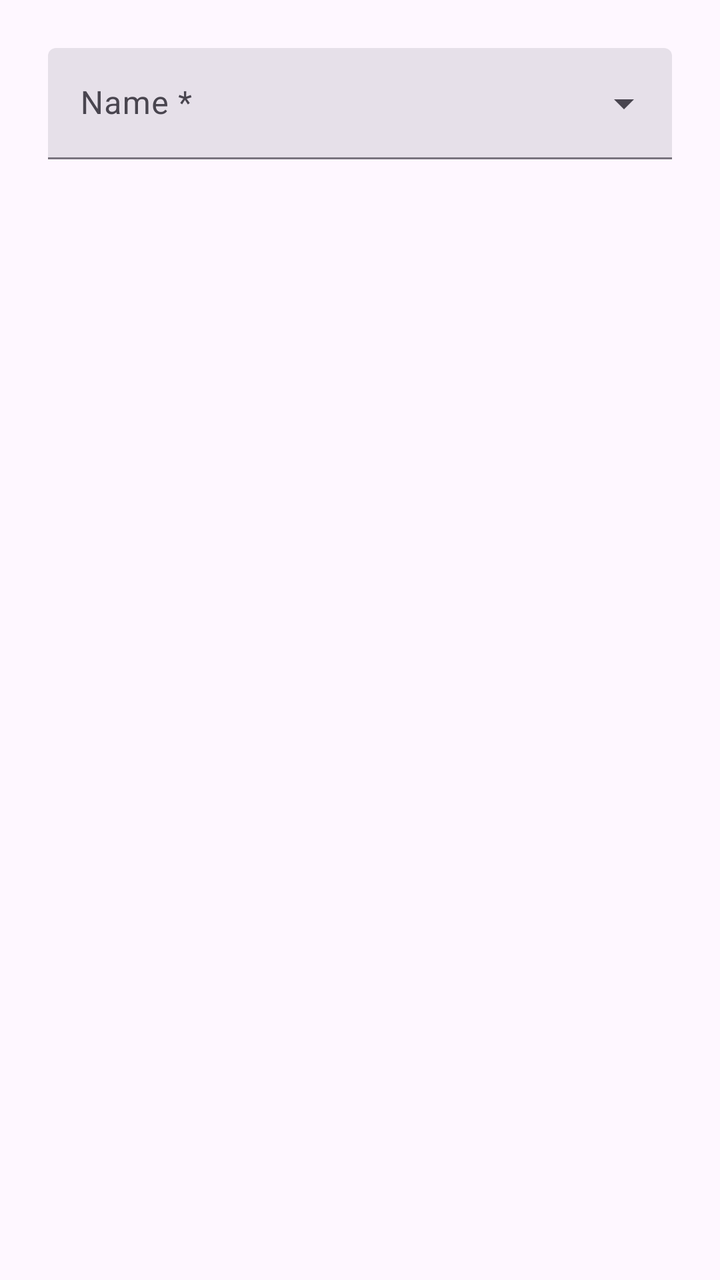
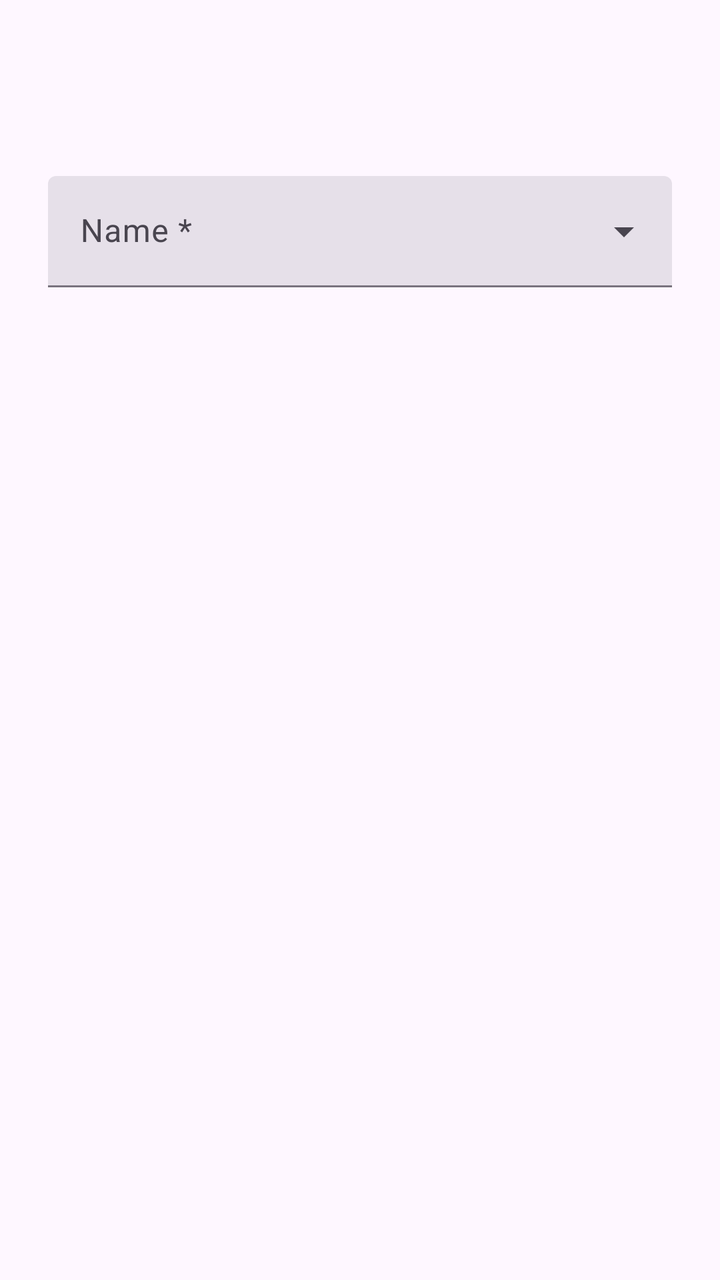

Two renders of the same Android screen: before a commit and after it. Below are the layout's source before the change and the commit's diff.
<!-- AndroidManifest.xml: application theme Theme.TaskTracker -->
<!-- res/layout/fragment_entry.xml -->
<?xml version="1.0" encoding="utf-8"?>
<androidx.core.widget.NestedScrollView xmlns:android="http://schemas.android.com/apk/res/android"
    xmlns:app="http://schemas.android.com/apk/res-auto"
    android:layout_width="match_parent"
    android:layout_height="match_parent">

    <androidx.constraintlayout.widget.ConstraintLayout
        android:layout_width="match_parent"
        android:layout_height="match_parent"
        android:padding="24dp">

        
        <com.google.android.material.textfield.TextInputLayout
            android:id="@+id/entry_name_input_layout"
            style="@style/Widget.Material3.TextInputLayout.FilledBox.ExposedDropdownMenu"
            android:layout_width="match_parent"
            android:layout_height="wrap_content"
            android:hint="@string/task_header_name"
            app:layout_constraintStart_toStartOf="parent"
            app:layout_constraintTop_toTopOf="parent">

            <AutoCompleteTextView
                android:id="@+id/entry_name_edittext"
                android:layout_width="match_parent"
                android:layout_height="wrap_content"
                android:inputType="none"
                android:textColorHint="#616161" />

        </com.google.android.material.textfield.TextInputLayout>

        
        <LinearLayout
            android:id="@+id/entries_without_date_layout"
            android:layout_width="match_parent"
            android:layout_height="wrap_content"
            android:layout_marginTop="24dp"
            android:orientation="vertical"
            app:layout_constraintStart_toStartOf="parent"
            app:layout_constraintTop_toBottomOf="@+id/entry_name_input_layout">
            
            <com.google.android.material.textfield.TextInputLayout
                android:id="@+id/entry_yesno_input_layout"
                style="@style/Widget.Material3.TextInputLayout.OutlinedBox.ExposedDropdownMenu"
                android:layout_width="match_parent"
                android:layout_height="wrap_content"
                android:hint="@string/entry_yesno_title"
                android:visibility="gone">

                <AutoCompleteTextView
                    android:id="@+id/entry_yesno_edittext"
                    android:layout_width="match_parent"
                    android:layout_height="wrap_content"
                    android:inputType="none"
                    app:simpleItems="@array/yes_no_array" />

            </com.google.android.material.textfield.TextInputLayout>

            
            <com.google.android.material.textfield.TextInputLayout
                android:id="@+id/entry_number_input_layout"
                android:layout_width="match_parent"
                android:layout_height="wrap_content"
                android:hint="@string/entry_number_title"
                android:visibility="gone"
                app:errorEnabled="true">

                <com.google.android.material.textfield.TextInputEditText
                    android:id="@+id/entry_number_edittext"
                    android:layout_width="match_parent"
                    android:layout_height="wrap_content"
                    android:inputType="number" />

            </com.google.android.material.textfield.TextInputLayout>
        </LinearLayout>

        
        <androidx.constraintlayout.widget.ConstraintLayout
            android:id="@+id/entry_to_from_layout"
            android:layout_width="match_parent"
            android:layout_height="wrap_content"
            android:layout_marginTop="24dp"
            android:visibility="gone"
            app:layout_constraintStart_toStartOf="parent"
            app:layout_constraintTop_toBottomOf="@+id/entry_name_input_layout">

            <com.google.android.material.textview.MaterialTextView
                android:id="@+id/entry_from_title_textview"
                android:layout_width="wrap_content"
                android:layout_height="wrap_content"
                android:text="@string/entry_start_date_title"
                app:layout_constraintStart_toStartOf="parent"
                app:layout_constraintTop_toTopOf="parent" />

            <com.google.android.material.textfield.TextInputLayout
                android:id="@+id/entry_from_date_input_layout"
                style="@style/Widget.Material3.TextInputLayout.OutlinedBox.ExposedDropdownMenu"
                android:layout_width="0dp"
                android:layout_height="wrap_content"
                android:layout_marginTop="16dp"
                android:hint="@string/entry_date_title"
                app:layout_constraintEnd_toStartOf="@+id/entry_from_time_input_layout"
                app:layout_constraintStart_toStartOf="parent"
                app:layout_constraintTop_toBottomOf="@+id/entry_from_title_textview">

                <AutoCompleteTextView
                    android:id="@+id/entry_from_date_edittext"
                    android:layout_width="match_parent"
                    android:layout_height="wrap_content"
                    android:inputType="none" />

            </com.google.android.material.textfield.TextInputLayout>

            <com.google.android.material.textfield.TextInputLayout
                android:id="@+id/entry_from_time_input_layout"
                style="@style/Widget.Material3.TextInputLayout.OutlinedBox.ExposedDropdownMenu"
                android:layout_width="0dp"
                android:layout_height="wrap_content"
                android:layout_marginStart="16dp"
                android:layout_marginTop="16dp"
                android:hint="@string/entry_time_title"
                app:layout_constraintEnd_toEndOf="parent"
                app:layout_constraintStart_toEndOf="@+id/entry_from_date_input_layout"
                app:layout_constraintTop_toBottomOf="@+id/entry_from_title_textview">

                <AutoCompleteTextView
                    android:id="@+id/entry_from_time_edittext"
                    android:layout_width="match_parent"
                    android:layout_height="wrap_content"
                    android:inputType="none" />

            </com.google.android.material.textfield.TextInputLayout>

            
            <com.google.android.material.textview.MaterialTextView
                android:id="@+id/entry_to_title_textview"
                android:layout_width="wrap_content"
                android:layout_height="wrap_content"
                android:layout_marginTop="16dp"
                android:text="@string/entry_end_date_title"
                app:layout_constraintStart_toStartOf="parent"
                app:layout_constraintTop_toBottomOf="@+id/entry_from_date_input_layout" />

            <com.google.android.material.textfield.TextInputLayout
                android:id="@+id/entry_to_date_input_layout"
                style="@style/Widget.Material3.TextInputLayout.OutlinedBox.ExposedDropdownMenu"
                android:layout_width="0dp"
                android:layout_height="wrap_content"
                android:layout_marginTop="16dp"
                android:hint="@string/entry_date_title"
                app:layout_constraintEnd_toStartOf="@+id/entry_to_time_input_layout"
                app:layout_constraintStart_toStartOf="parent"
                app:layout_constraintTop_toBottomOf="@+id/entry_to_title_textview">

                <AutoCompleteTextView
                    android:id="@+id/entry_to_date_edittext"
                    android:layout_width="match_parent"
                    android:layout_height="wrap_content"
                    android:inputType="none" />

            </com.google.android.material.textfield.TextInputLayout>

            <com.google.android.material.textfield.TextInputLayout
                android:id="@+id/entry_to_time_input_layout"
                style="@style/Widget.Material3.TextInputLayout.OutlinedBox.ExposedDropdownMenu"
                android:layout_width="0dp"
                android:layout_height="wrap_content"
                android:layout_marginStart="16dp"
                android:layout_marginTop="16dp"
                android:hint="@string/entry_time_title"
                app:layout_constraintEnd_toEndOf="parent"
                app:layout_constraintStart_toEndOf="@+id/entry_to_date_input_layout"
                app:layout_constraintTop_toBottomOf="@+id/entry_to_title_textview">

                <AutoCompleteTextView
                    android:id="@+id/entry_to_time_edittext"
                    android:layout_width="match_parent"
                    android:layout_height="wrap_content"
                    android:inputType="none" />

            </com.google.android.material.textfield.TextInputLayout>

        </androidx.constraintlayout.widget.ConstraintLayout>

        
        <androidx.constraintlayout.widget.ConstraintLayout
            android:id="@+id/entry_date_layout"
            android:layout_width="match_parent"
            android:layout_height="wrap_content"
            android:layout_marginTop="24dp"
            android:visibility="gone"
            app:layout_constraintStart_toStartOf="parent"
            app:layout_constraintTop_toBottomOf="@+id/entries_without_date_layout">

            <com.google.android.material.textview.MaterialTextView
                android:id="@+id/entry_event_title_textview"
                android:layout_width="wrap_content"
                android:layout_height="wrap_content"
                android:layout_marginTop="16dp"
                android:text="@string/entry_event_date_time_title"
                app:layout_constraintStart_toStartOf="parent"
                app:layout_constraintTop_toTopOf="parent" />

            <com.google.android.material.textfield.TextInputLayout
                android:id="@+id/entry_event_date_input_layout"
                style="@style/Widget.Material3.TextInputLayout.OutlinedBox.ExposedDropdownMenu"
                android:layout_width="0dp"
                android:layout_height="wrap_content"
                android:layout_marginTop="16dp"
                android:hint="@string/entry_date_title"
                app:layout_constraintEnd_toStartOf="@+id/entry_event_time_input_layout"
                app:layout_constraintStart_toStartOf="parent"
                app:layout_constraintTop_toBottomOf="@+id/entry_event_title_textview">

                <AutoCompleteTextView
                    android:id="@+id/entry_event_date_edittext"
                    android:layout_width="match_parent"
                    android:layout_height="wrap_content"
                    android:inputType="none" />

            </com.google.android.material.textfield.TextInputLayout>

            <com.google.android.material.textfield.TextInputLayout
                android:id="@+id/entry_event_time_input_layout"
                style="@style/Widget.Material3.TextInputLayout.OutlinedBox.ExposedDropdownMenu"
                android:layout_width="0dp"
                android:layout_height="wrap_content"
                android:layout_marginStart="16dp"
                android:layout_marginTop="16dp"
                android:hint="@string/entry_time_title"
                app:layout_constraintEnd_toEndOf="parent"
                app:layout_constraintStart_toEndOf="@+id/entry_event_date_input_layout"
                app:layout_constraintTop_toBottomOf="@+id/entry_event_title_textview">

                <AutoCompleteTextView
                    android:id="@+id/entry_event_time_edittext"
                    android:layout_width="match_parent"
                    android:layout_height="wrap_content"
                    android:inputType="none" />

            </com.google.android.material.textfield.TextInputLayout>

        </androidx.constraintlayout.widget.ConstraintLayout>


        
        <com.google.android.material.textfield.TextInputLayout
            android:id="@+id/entry_comment_input_layout"
            android:layout_width="match_parent"
            android:layout_height="wrap_content"
            android:layout_marginTop="24dp"
            android:hint="@string/entry_comment_title"
            android:visibility="gone"
            app:errorEnabled="true"
            app:layout_constraintStart_toStartOf="parent"
            app:layout_constraintTop_toBottomOf="@+id/entry_date_layout">

            <com.google.android.material.textfield.TextInputEditText
                android:id="@+id/entry_comment_edittext"
                android:layout_width="match_parent"
                android:layout_height="wrap_content"
                android:ems="2"
                android:inputType="textMultiLine" />

        </com.google.android.material.textfield.TextInputLayout>

    </androidx.constraintlayout.widget.ConstraintLayout>
</androidx.core.widget.NestedScrollView>
<!-- resources referenced by this layout -->
<resources>
  <array name="yes_no_array">
          <item>Yes</item>
          <item>No</item>
      </array>
  <string name="entry_comment_title">Comment</string>
  <string name="entry_date_title">Date</string>
  <string name="entry_end_date_title">To</string>
  <string name="entry_event_date_time_title">Event date time</string>
  <string name="entry_number_title">Number</string>
  <string name="entry_start_date_title">From</string>
  <string name="entry_time_title">Time</string>
  <string name="entry_yesno_title">Yes / No</string>
  <string name="task_header_name">Name *</string>
  <style name="Theme.TaskTracker" parent="Base.Theme.TaskTracker" />
  <style name="Base.Theme.TaskTracker" parent="Theme.Material3.Light.NoActionBar">
          
          
          <item name="colorPrimaryDark">@color/colorPrimaryDark</item>
          <item name="colorAccent">@color/colorAccent</item>
          <item name="colorPrimary">@color/colorPrimary</item>
          <item name="colorOnPrimary">@color/white</item>
          <item name="colorPrimaryContainer">@color/colorPrimary</item>
          <item name="colorOnPrimaryContainer">@color/white</item>
          <item name="colorSecondaryContainer">@color/colorPrimaryLight</item>
          <item name="colorOnSecondaryContainer">@color/white</item>
          
          <item name="colorSurfaceVariant">@color/colorSecondaryLight</item>
      </style>
  <color name="colorPrimaryDark">#29434e</color>
  <color name="colorAccent">#546e7a</color>
  <color name="colorPrimary">#546e7a</color>
  <color name="white">#FFFFFF</color>
  <color name="colorPrimaryLight">#819ca9</color>
  <color name="colorSecondaryLight">#c1d5e0</color>
</resources>

<!-- the commit's change to res/layout/fragment_entry.xml (unified diff, before → after) -->
@@ -1,13 +1,27 @@
 <?xml version="1.0" encoding="utf-8"?>
-<androidx.core.widget.NestedScrollView xmlns:android="http://schemas.android.com/apk/res/android"
+<androidx.coordinatorlayout.widget.CoordinatorLayout xmlns:android="http://schemas.android.com/apk/res/android"
     xmlns:app="http://schemas.android.com/apk/res-auto"
     android:layout_width="match_parent"
-    android:layout_height="match_parent">
+    android:layout_height="match_parent"
+    android:fitsSystemWindows="true">
+
+    <com.google.android.material.appbar.AppBarLayout
+        android:layout_width="match_parent"
+        android:layout_height="wrap_content"
+        android:fitsSystemWindows="true">
+
+        <com.google.android.material.appbar.MaterialToolbar
+            android:id="@+id/toolbar"
+            android:layout_width="match_parent"
+            android:layout_height="?attr/actionBarSize" />
+
+    </com.google.android.material.appbar.AppBarLayout>
 
     <androidx.constraintlayout.widget.ConstraintLayout
         android:layout_width="match_parent"
         android:layout_height="match_parent"
-        android:padding="24dp">
+        android:padding="24dp"
+        app:layout_behavior="@string/appbar_scrolling_view_behavior">
 
         
         <com.google.android.material.textfield.TextInputLayout
@@ -264,4 +278,4 @@
         </com.google.android.material.textfield.TextInputLayout>
 
     </androidx.constraintlayout.widget.ConstraintLayout>
-</androidx.core.widget.NestedScrollView>
+</androidx.coordinatorlayout.widget.CoordinatorLayout>
<!-- resource entries referenced after the edit -->
@@ -16,8 +16,7 @@
   <style name="Theme.TaskTracker" parent="Base.Theme.TaskTracker" />
   <style name="Base.Theme.TaskTracker" parent="Theme.Material3.Light.NoActionBar">
           
-          
-          <item name="colorPrimaryDark">@color/colorPrimaryDark</item>
+          <item name="colorPrimaryDark">@color/device_theme_color</item>
           <item name="colorAccent">@color/colorAccent</item>
           <item name="colorPrimary">@color/colorPrimary</item>
           <item name="colorOnPrimary">@color/white</item>
@@ -25,10 +24,9 @@
           <item name="colorOnPrimaryContainer">@color/white</item>
           <item name="colorSecondaryContainer">@color/colorPrimaryLight</item>
           <item name="colorOnSecondaryContainer">@color/white</item>
-          
           <item name="colorSurfaceVariant">@color/colorSecondaryLight</item>
       </style>
-  <color name="colorPrimaryDark">#29434e</color>
+  <color name="device_theme_color">#fffffbfe</color>
   <color name="colorAccent">#546e7a</color>
   <color name="colorPrimary">#546e7a</color>
   <color name="white">#FFFFFF</color>
